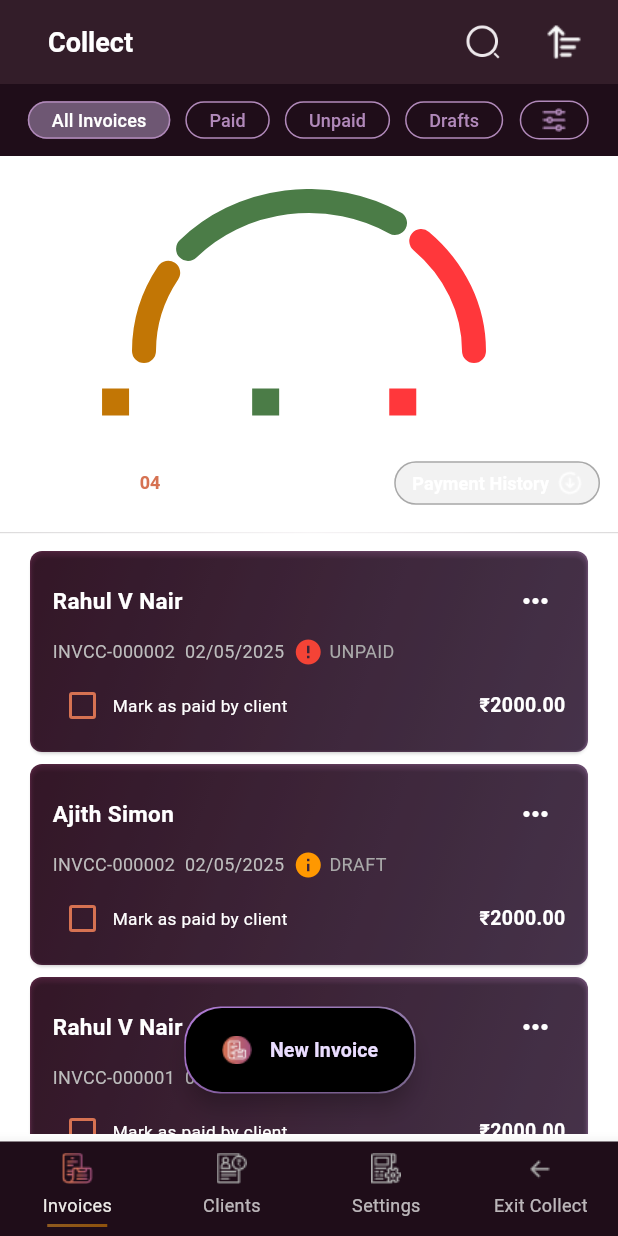
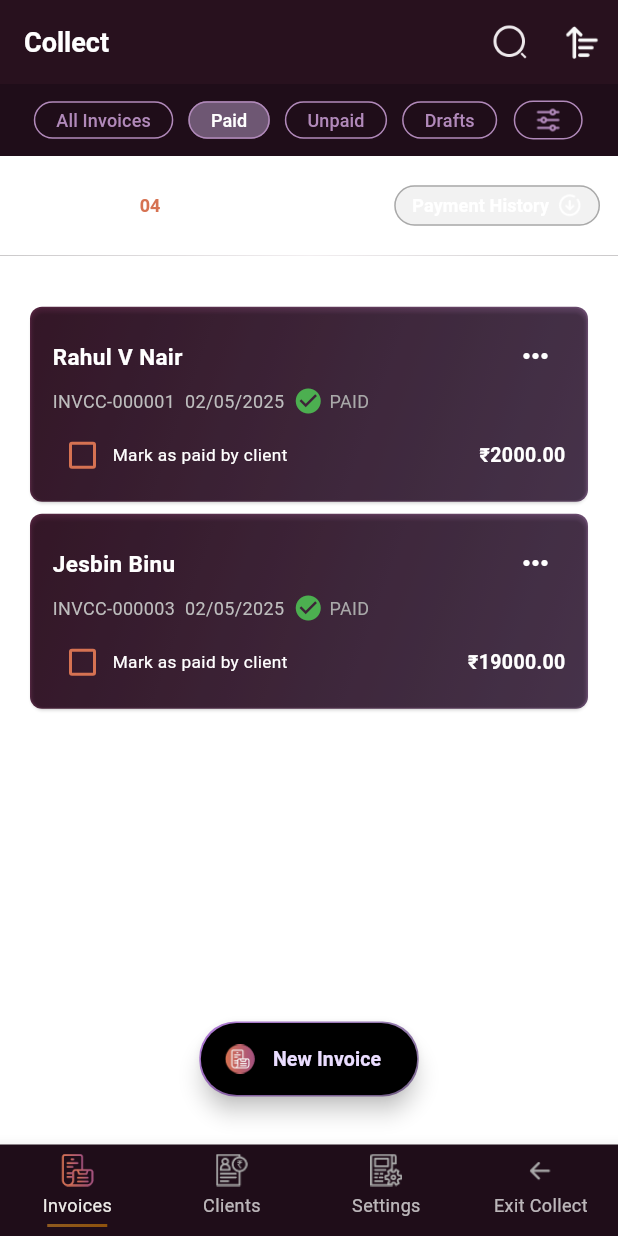
Before and after one commit to abhijith-7777/Billing-Dashboard--Flutter, a Flutter app: the screen it shows after launch, after a tap on "Paid", on a phone screen of 412 x 824 dp. Run offline on Flutter 3.47's test engine with Material 3 defaults, Android fonts, the phone set to English and light mode, and no system bars; Roboto replaces fonts that are missing (RobotoFlex).

```diff
--- /dev/null
+++ b/lib/app.dart
@@ -0,0 +1,113 @@
+import 'package:flutter/material.dart';
+import 'widget/menubar.dart';
+import 'widget/graph.dart';
+import 'widget/total_payment_invoice.dart';
+import 'widget/invoice_data.dart';
+import './widget/bottomnav.dart';
+import './widget/floatbutton.dart';
+import './widget/appbar.dart';
+
+
+class InvoiceApp extends StatelessWidget {
+  const InvoiceApp({super.key});
+
+  @override
+  Widget build(BuildContext context) {
+    return MaterialApp(
+      home: const InvoiceDashboard(),
+      debugShowCheckedModeBanner: false,
+      theme: ThemeData.dark().copyWith(
+        scaffoldBackgroundColor: Colors.transparent,
+      ),
+    );
+  }
+}
+
+class InvoiceDashboard extends StatelessWidget {
+  const InvoiceDashboard({super.key});
+
+  List<Map<String, dynamic>> getFilteredInvoices(
+    List<Map<String, dynamic>> invoices,
+    int index,
+  ) {
+    switch (index) {
+      case 1:
+        return invoices.where((i) => i['status'] == 'PAID').toList();
+      case 2:
+        return invoices.where((i) => i['status'] == 'UNPAID').toList();
+      case 3:
+        return invoices.where((i) => i['status'] == 'DRAFT').toList();
+      default:
+        return invoices;
+    }
+  }
+
+  @override
+  Widget build(BuildContext context) {
+    final allInvoices = invoices;
+
+    return DefaultTabController(
+      length: 4,
+      child: Builder(
+        builder: (context) {
+          final controller = DefaultTabController.of(context);
+          final currentIndex = controller.index;
+          final filteredInvoices = getFilteredInvoices(
+            allInvoices,
+            currentIndex,
+          );
+
+          controller.addListener(() {
+            (context as Element).markNeedsBuild();
+          });
+
+          return Scaffold(
+            appBar: CustomAppBar(),
+
+            body: Column(
+              children: [
+                Bar(controller: controller),
+                if (currentIndex == 0) const CustomGauge(),
+                const Invoice(),
+                Container(
+                  width: double.infinity,
+                  height: 0.5,
+                  decoration: const BoxDecoration(
+                    gradient: LinearGradient(
+                      colors: [
+                        Color(0x80767174),
+                        Color(0x80DCD2D8),
+                        Color(0x80767174),
+                      ],
+                      begin: Alignment.centerLeft,
+                      end: Alignment.centerRight,
+                      stops: [0.0, 0.5, 1.0],
+                    ),
+                  ),
+                ),
+                Padding(padding: const EdgeInsets.all(15)),
+                Expanded(
+                  child: Padding(
+                    padding: const EdgeInsets.symmetric(vertical: 0),
+                    child: ListView.builder(
+                      itemCount: filteredInvoices.length,
+                      itemBuilder: (context, index) =>
+                          buildInvoiceCard(context, filteredInvoices[index]),
+                    ),
+                  ),
+                ),
+              ],
+            ),
+            floatingActionButton: const Padding(
+              padding: EdgeInsets.only(bottom: 16),
+              child: CustomFloatingActionButton(),
+            ),
+            floatingActionButtonLocation:
+                FloatingActionButtonLocation.centerFloat,
+            bottomNavigationBar: const CustomBottomNavigationBar(),
+          );
+        },
+      ),
+    );
+  }
+}
--- a/lib/main.dart
+++ b/lib/main.dart
@@ -1,81 +1,4 @@
 import 'package:flutter/material.dart';
-import 'widget/menubar.dart';
-import 'widget/graph.dart';
-import 'widget/total_payment_invoice.dart';
-import 'widget/invoice_data.dart';
-import './widget/bottomnav.dart';
-import './widget/floatbutton.dart';
-import './widget/appbar.dart';
+import 'app.dart';
 
-void main() => runApp(InvoiceApp());
-
-class InvoiceApp extends StatelessWidget {
-  const InvoiceApp({super.key});
-
-  @override
-  Widget build(BuildContext context) {
-    return MaterialApp(
-      home: InvoiceDashboard(),
-      debugShowCheckedModeBanner: false,
-      theme: ThemeData.dark().copyWith(
-        scaffoldBackgroundColor: Colors.transparent,
-      ),
-    );
-  }
-}
-
-class InvoiceDashboard extends StatelessWidget {
-  const InvoiceDashboard({super.key});
-
-  @override
-  Widget build(BuildContext context) {
-    return DefaultTabController(
-      length: 4,
-      child: Scaffold(
-        body: Column(
-          children: [
-            const CustomAppBar(),
-            const Bar(),
-            const CustomGauge(),
-            const Invoice(),
-
-            Container(
-              margin: const EdgeInsets.symmetric(vertical: 3),
-              width: double.infinity,
-              height: 0.4,
-              decoration: const BoxDecoration(
-                gradient: LinearGradient(
-                  colors: [
-                    Color(0x80767174),
-                    Color(0x80DCD2D8),
-                    Color(0x80767174),
-                  ],
-                  begin: Alignment.centerLeft,
-                  end: Alignment.centerRight,
-                  stops: [0.0, 0.5, 1.0],
-                ),
-              ),
-            ),
-
-            Expanded(
-              child: Padding(
-                padding: const EdgeInsets.symmetric(vertical: 5),
-                child: ListView.builder(
-                  itemCount: invoices.length,
-                  itemBuilder: (context, index) =>
-                      buildInvoiceCard(context, invoices[index]),
-                ),
-              ),
-            ),
-          ],
-        ),
-        floatingActionButton: const Padding(
-          padding: EdgeInsets.only(bottom: 16),
-          child: CustomFloatingActionButton(),
-        ),
-        floatingActionButtonLocation: FloatingActionButtonLocation.centerFloat,
-        bottomNavigationBar: CustomBottomNavigationBar(),
-      ),
-    );
-  }
-}
+void main() => runApp(const InvoiceApp());
--- a/lib/widget/appbar.dart
+++ b/lib/widget/appbar.dart
@@ -7,9 +7,9 @@ class CustomAppBar extends StatelessWidget implements PreferredSizeWidget {
   Widget build(BuildContext context) {
     return AppBar(
       elevation: 0,
-      backgroundColor: const Color(0xff228111e),
+      backgroundColor: const Color(0xFF28111E),
       title: const Padding(
-        padding: EdgeInsets.only(left: 16.0),
+        padding: EdgeInsets.only(left: 0.0),
         child: Text(
           "Collect",
           style: TextStyle(
@@ -21,25 +21,17 @@ class CustomAppBar extends StatelessWidget implements PreferredSizeWidget {
       ),
       actions: [
         Padding(
-          padding: const EdgeInsets.symmetric(horizontal: 6),
+          padding: const EdgeInsets.symmetric(horizontal: 0),
           child: IconButton(
             onPressed: () {},
-            icon: Image.asset(
-              'assets/image/logo.png',
-              height: 24,
-              width: 24,
-            ),
+            icon: Image.asset('assets/image/logo.png', height: 24, width: 24),
           ),
         ),
         Padding(
-          padding: const EdgeInsets.only(right: 12),
+          padding: const EdgeInsets.only(right: 0),
           child: IconButton(
             onPressed: () {},
-            icon: Image.asset(
-              'assets/image/arrow.png',
-              height: 24,
-              width: 24,
-            ),
+            icon: Image.asset('assets/image/arrow.png', height: 24, width: 24),
           ),
         ),
       ],
--- a/lib/widget/bottomnav.dart
+++ b/lib/widget/bottomnav.dart
@@ -13,7 +13,7 @@ class CustomBottomNavigationBar extends StatelessWidget {
           children: [
             Padding(
               padding: const EdgeInsets.only(bottom: 4),
-              child: Image.asset(asset, height: 24, width: 24),
+              child: Image.asset(asset, height: 22, width: 22),
             ),
             Padding(
               padding: const EdgeInsets.only(bottom: 4),
--- a/lib/widget/floatbutton.dart
+++ b/lib/widget/floatbutton.dart
@@ -6,8 +6,9 @@ class CustomFloatingActionButton extends StatelessWidget {
   @override
   Widget build(BuildContext context) {
     return Padding(
-      padding: const EdgeInsets.only(right: 12.0, bottom: 0.0),
+      padding: const EdgeInsets.only(right: 0.0, bottom: 0.0),
       child: Container(
+        height: 50, // Added height to adjust floatbutton height
         decoration: BoxDecoration(
           gradient: const LinearGradient(
             colors: [
@@ -32,7 +33,7 @@ class CustomFloatingActionButton extends StatelessWidget {
             ),
           ),
           icon: Padding(
-            padding: const EdgeInsets.only(left: 8.0),
+            padding: const EdgeInsets.only(left: 0.0),
             child: Image.asset(
               'assets/image/floatbutton.png',
               height: 20,
--- a/lib/widget/graph.dart
+++ b/lib/widget/graph.dart
@@ -33,7 +33,7 @@ class CustomGauge extends StatelessWidget {
   @override
   Widget build(BuildContext context) {
     return Container(
-      padding: const EdgeInsets.symmetric(vertical: 15, horizontal: 10),
+      padding: const EdgeInsets.symmetric(vertical: 20, horizontal: 10),
       child: Column(
         children: [
           Center(
@@ -71,7 +71,7 @@ class CustomGauge extends StatelessWidget {
             ),
           ),
 
-          const Padding(padding: EdgeInsets.only(top: 40)),
+          const Padding(padding: EdgeInsets.only(top: 50)),
 
           Row(
             mainAxisAlignment: MainAxisAlignment.center,
@@ -125,7 +125,6 @@ class GaugePainter extends CustomPainter {
         ..style = PaintingStyle.stroke
         ..strokeCap = StrokeCap.round;
 
-
       final roundedClip = RRect.fromRectAndRadius(
         rect.inflate(strokeWidth / 2),
         Radius.circular(cornerRadius),
--- a/lib/widget/invoice_data.dart
+++ b/lib/widget/invoice_data.dart
@@ -28,6 +28,15 @@ final List<Map<String, dynamic>> invoices = [
     'color': Colors.green,
     'icon': Icons.check_circle,
   },
+  {
+    'name': 'Jesbin Binu',
+    'id': 'INVCC-000003',
+    'date': '02/05/2025',
+    'status': 'PAID',
+    'amount': '₹19000.00',
+    'color': Colors.green,
+    'icon': Icons.check_circle,
+  },
 ];
 
 Widget buildInvoiceCard(BuildContext context, Map<String, dynamic> invoice) {
@@ -54,7 +63,7 @@ Widget buildInvoiceCard(BuildContext context, Map<String, dynamic> invoice) {
           crossAxisAlignment: CrossAxisAlignment.start,
           children: [
             Padding(
-              padding: const EdgeInsets.only(bottom: 4),
+              padding: const EdgeInsets.only(bottom: 0),
               child: Row(
                 mainAxisAlignment: MainAxisAlignment.spaceBetween,
                 children: [
@@ -129,7 +138,7 @@ Widget buildInvoiceCard(BuildContext context, Map<String, dynamic> invoice) {
                       ),
                       Flexible(
                         child: Padding(
-                          padding: const EdgeInsets.only(right: 4),
+                          padding: const EdgeInsets.only(right: 0),
                           child: Text(
                             "Mark as paid by client",
                             style: const TextStyle(
--- a/lib/widget/menubar.dart
+++ b/lib/widget/menubar.dart
@@ -1,28 +1,28 @@
 import 'package:flutter/material.dart';
 
 class Bar extends StatelessWidget {
-  const Bar({super.key});
+  final TabController controller;
+
+  const Bar({super.key, required this.controller});
 
   @override
   Widget build(BuildContext context) {
-    final TabController? controller = DefaultTabController.of(context);
-
     return Container(
       color: const Color(0xFF1F0D19),
       child: Row(
         mainAxisAlignment: MainAxisAlignment.center,
         children: [
-          buildTab('All Invoices', isSelected: controller?.index == 0, context: context),
-          buildTab('Paid', isSelected: controller?.index == 1, context: context),
-          buildTab('Unpaid', isSelected: controller?.index == 2, context: context),
-          buildTab('Drafts', isSelected: controller?.index == 3, context: context),
+          buildTab('All Invoices', isSelected: controller.index == 0),
+          buildTab('Paid', isSelected: controller.index == 1),
+          buildTab('Unpaid', isSelected: controller.index == 2),
+          buildTab('Drafts', isSelected: controller.index == 3),
           buildIconTab(),
         ],
       ),
     );
   }
 
-  Widget buildTab(String title, {required bool isSelected, required BuildContext context}) {
+  Widget buildTab(String title, {required bool isSelected}) {
     return Padding(
       padding: const EdgeInsets.symmetric(horizontal: 5, vertical: 0),
       child: OutlinedButton(
@@ -34,11 +34,11 @@ class Bar extends StatelessWidget {
           shape: RoundedRectangleBorder(
             borderRadius: BorderRadius.circular(16),
           ),
-          padding: const EdgeInsets.symmetric(horizontal: 16, vertical: 4),
+          padding: const EdgeInsets.symmetric(horizontal: 15, vertical: 4),
           minimumSize: const Size(0, 0),
         ),
         onPressed: () {
-          DefaultTabController.of(context).animateTo(_getTabIndex(title));
+          controller.animateTo(_getTabIndex(title));
         },
         child: Text(
           title,
--- a/lib/widget/total_payment_invoice.dart
+++ b/lib/widget/total_payment_invoice.dart
@@ -6,13 +6,13 @@ class Invoice extends StatelessWidget {
   @override
   Widget build(BuildContext context) {
     return Padding(
-      padding: const EdgeInsets.fromLTRB(12, 6, 12, 6), // Adjusted for responsiveness
+      padding: const EdgeInsets.fromLTRB(12, 6, 12, 6),
       child: Row(
         mainAxisAlignment: MainAxisAlignment.spaceBetween,
         children: [
           Flexible(
             child: Padding(
-              padding: const EdgeInsets.only(right: 8), // Slightly reduced
+              padding: const EdgeInsets.only(right: 8, top: 20, bottom: 20),
               child: RichText(
                 text: const TextSpan(
                   children: [
@@ -45,7 +45,7 @@ class Invoice extends StatelessWidget {
               side: const BorderSide(color: Color(0xFFA9A9A9)),
               shape: const StadiumBorder(),
               backgroundColor: const Color(0xFFA9A9A9).withOpacity(0.15),
-              padding: const EdgeInsets.symmetric(horizontal: 12, vertical: 6),
+              padding: const EdgeInsets.symmetric(horizontal: 12, vertical: 5),
             ),
             child: Row(
               mainAxisSize: MainAxisSize.min,
```
Also changed, not shown: lib/widget/bottomsort.dart (added, +146 -0 lines), assets/image/Group.png, assets/image/arrow.png, assets/image/clients.png, assets/image/download.png, assets/image/exit.png, assets/image/floatbutton.png, assets/image/invoice.png, assets/image/settings.png.
